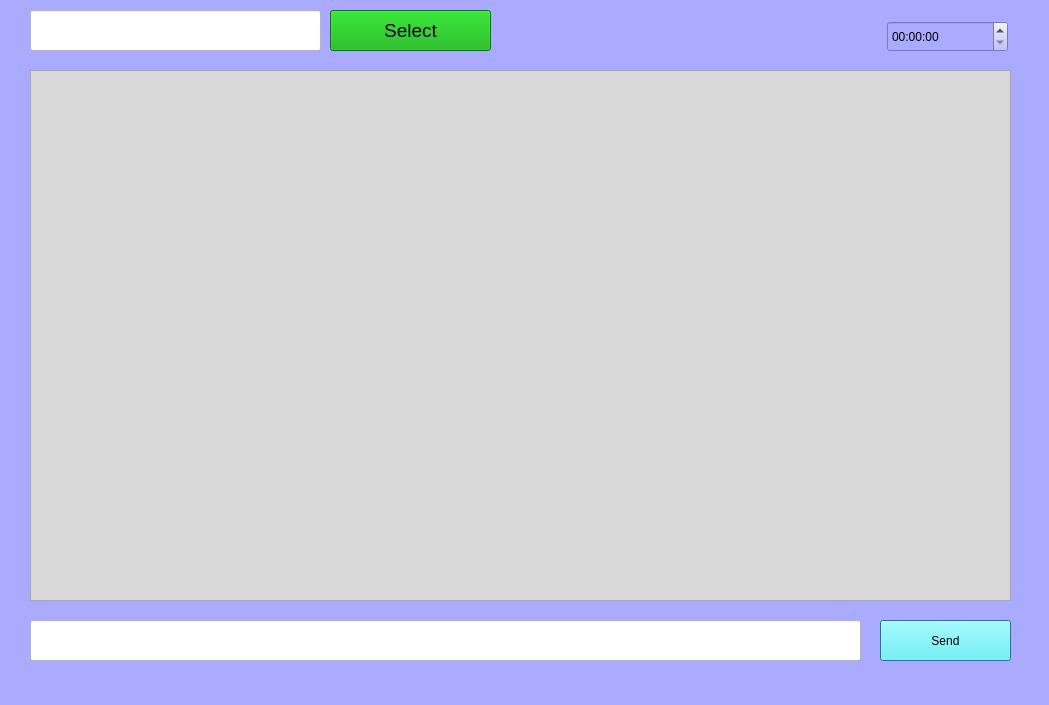
This is messenger_gui.ui in alexey-sw/QuickText-Messenger as Qt 5 draws it before an edit. The edited form follows.
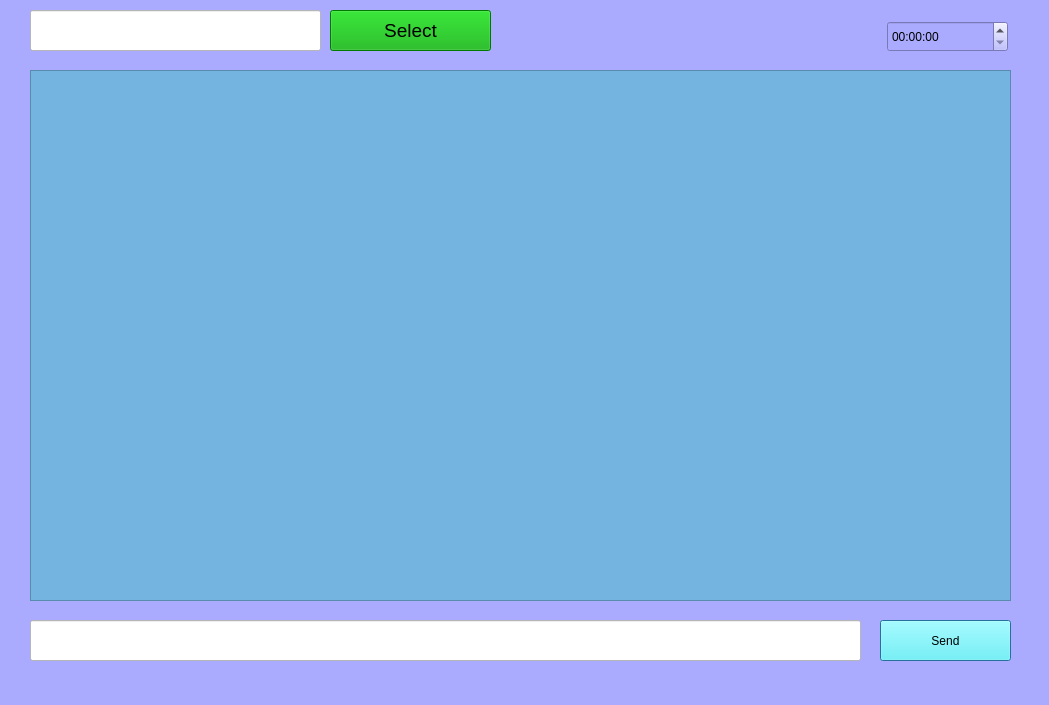
This is the edited form.

Patch:
```diff
--- a/messenger_gui.ui
+++ b/messenger_gui.ui
@@ -67,7 +67,7 @@
     </rect>
    </property>
    <property name="styleSheet">
-    <string notr="true">background-color:#d8d8d8</string>
+    <string notr="true">background-color:#74B4E0</string>
    </property>
    <property name="widgetResizable">
     <bool>false</bool>
```
